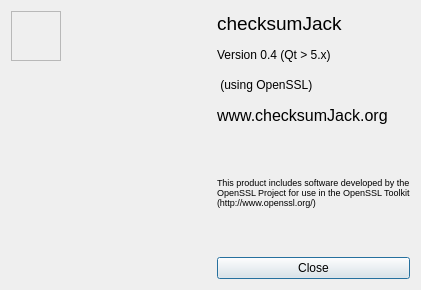
Before: the Qt Designer form src/about.ui in d4ndo/checksumjack, drawn with Qt 5.
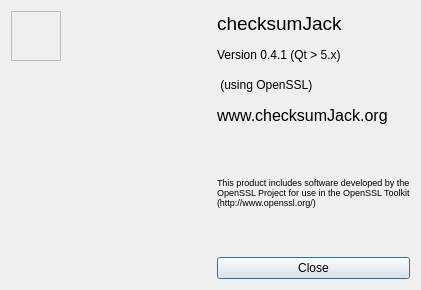
After: the same form once the commit is applied. Icons and pictures are not drawn.

Commit message: Changed to release number 0.4.1

```diff
--- a/src/about.ui
+++ b/src/about.ui
@@ -130,7 +130,7 @@
          <item>
           <widget class="QLabel" name="label_3">
            <property name="text">
-            <string>Version 0.4 (Qt &gt; 5.x)</string>
+            <string>Version 0.4.1 (Qt &gt; 5.x)</string>
            </property>
           </widget>
          </item>
```
